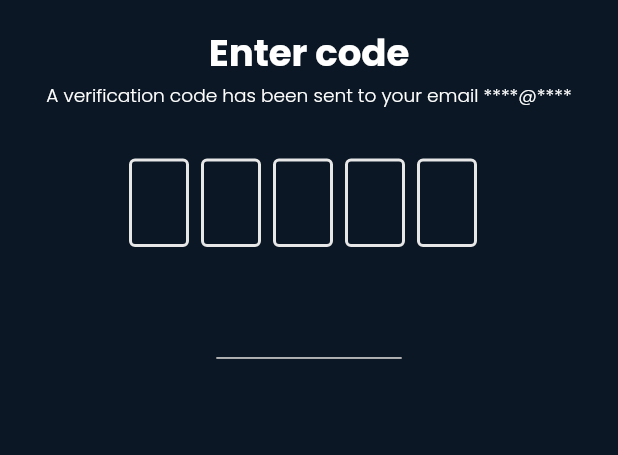
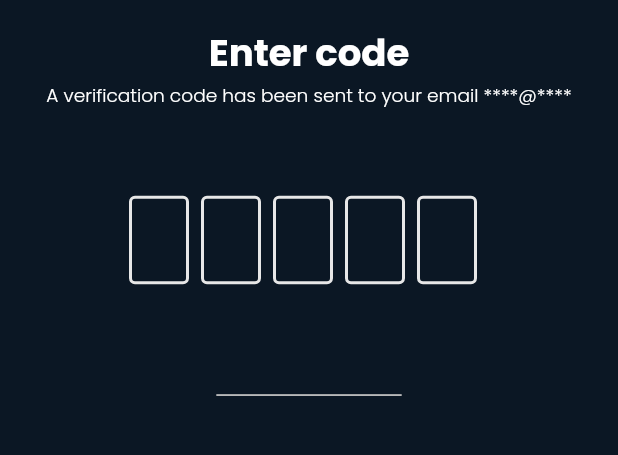
Before and after one commit to seifeddineelbehi/I-Fest_Front, a Flutter app: the CodeTappingView screen opened by its route, on a phone screen of 412 x 824 dp, the part 358-813 px from its top. Run offline on Flutter 3.47's test engine with Material 2 defaults, Android fonts, the phone set to English and light mode, and no system bars; drawn by our look-alikes of flutter_otp_text_field; our stand-ins replace cached_network_image, easy_localization, flutter_svg, get, get_it, google_fonts and 2 more; missing offline and left inert: dart:ffi, onesignal_flutter; accounts and stored records are empty.

Commit message:
fixe code typing view

```diff
--- a/lib/views/pages/Authentication/ForgetPassword/code_tapping_view.dart
+++ b/lib/views/pages/Authentication/ForgetPassword/code_tapping_view.dart
@@ -79,12 +79,13 @@ class _CodeTappingViewState extends State<CodeTappingView> {
                     ),
                   ),
                   SizedBox(
-                    height: SizeConfig.safeBlockVertical * 4,
+                    height: SizeConfig.safeBlockVertical * 7,
                   ),
                   OtpTextField(
                     numberOfFields: 5,
                     borderColor: kSecondaryColor,
-                    fillColor: Colors.grey,
+                    fillColor: Colors.white,
+                    textStyle: TextStyle(color: Colors.white),
                     //set to true to show as box or false to show as dash
                     showFieldAsBox: true,
                     //runs when a code is typed in
@@ -111,6 +112,9 @@ class _CodeTappingViewState extends State<CodeTappingView> {
                                 content: Text(' Wrong Verification code'),
                               );
                             });
+                        setState(() {
+                          verificationCode = "";
+                        });
                       }
                     }, // end onSubmit
                   ),
```
